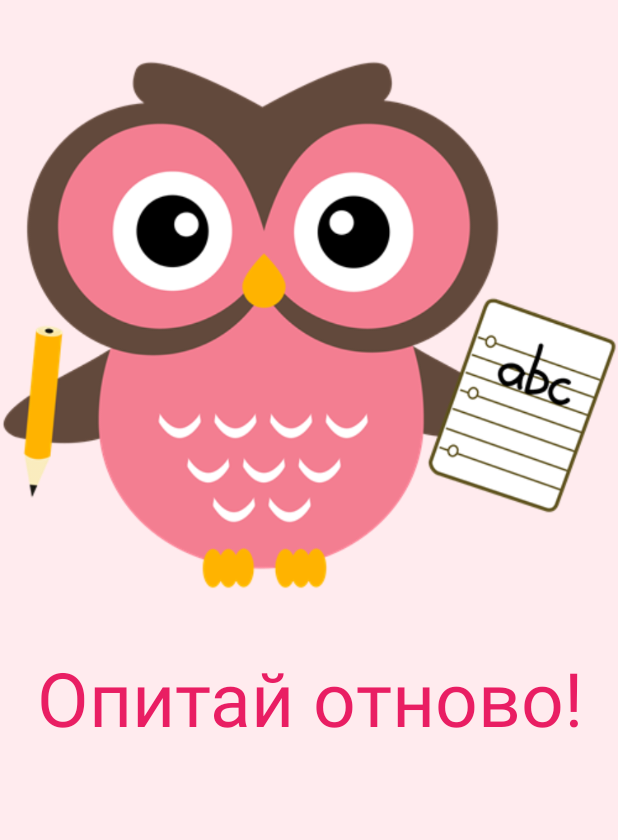
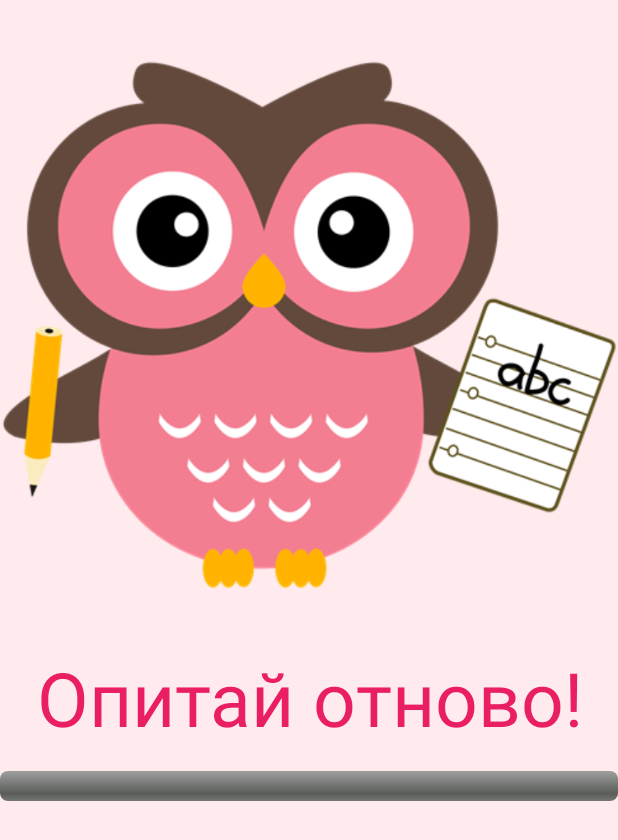
Before and after one commit to TeoDimitrov/Bukvar, an Android app: the layout level_results_failure.xml on its own in the app's theme, with its tools: preview values and no code run, on a phone screen of 412 x 824 dp. Shown: the top 840 px of the screen. Run offline under Robolectric (Android 15) with nearby library versions, the phone set to English and light mode, and no system bars.

Commit message:
progress_bar_works

```diff
--- a/app/src/main/res/layout/level_results_failure.xml
+++ b/app/src/main/res/layout/level_results_failure.xml
@@ -22,4 +22,17 @@
         android:gravity="center"
         android:layout_centerHorizontal="true"
         android:textColor="#e91e63" />
+
+    <ProgressBar
+        style="@android:style/Widget.ProgressBar.Horizontal"
+        android:id="@+id/progress_bar"
+        android:max="30"
+        android:layout_width="match_parent"
+        android:layout_height="wrap_content"
+        android:layout_marginTop="15dp"
+        android:gravity="center"
+        android:layout_alignParentLeft="true"
+        android:layout_alignParentStart="true"
+        android:layout_below="@+id/textView4"/>
+
 </RelativeLayout>
```
Also changed, not shown: app/src/main/java/cyril_and_methodius/bukvar/information_manager/ResultManager.java (+28 -11 lines), app/src/main/res/layout/level_results_success.xml (+13 -0 lines).
